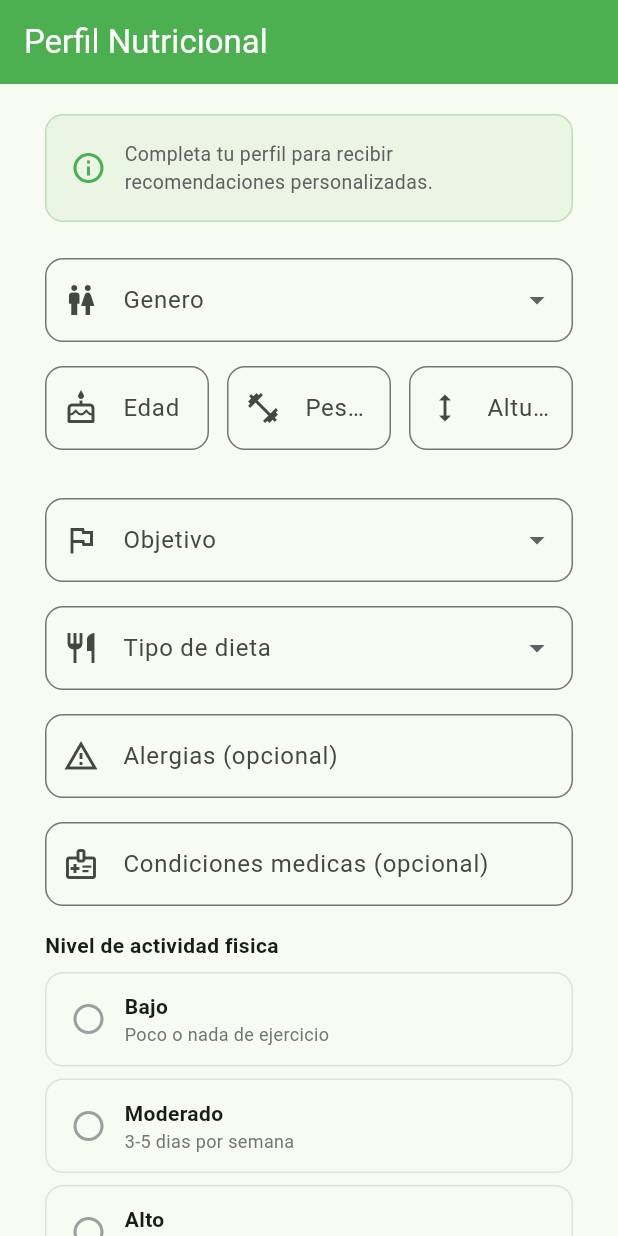
After one commit to Mist-08/NUTRI, a Flutter app: the NutritionalProfileScreen screen opened by its route, on a phone screen of 412 x 824 dp. The commit adds this screen. Run offline on Flutter 3.47's test engine with Material 3 defaults, Android fonts, the phone set to English and light mode, and no system bars; our stand-ins replace shared_preferences; accounts and stored records are empty.

Commit message:
Conexion perfil nutricional con backend -fix token JWT

```diff
--- a/nutricampus_ai/lib/main.dart
+++ b/nutricampus_ai/lib/main.dart
@@ -1,11 +1,15 @@
 import 'package:flutter/material.dart';
+import 'api_service.dart';
 import 'login_screen.dart';
 import 'register_screen.dart';
 import 'home_screen.dart';
+import 'nutritional_profile_screen.dart';
 import 'materias_screen.dart';
 import 'horario_screen.dart';
 
-void main() {
+void main() async {
+  WidgetsFlutterBinding.ensureInitialized();
+  await ApiService.init(); // Carga el token guardado antes de arrancar
   runApp(const MyApp());
 }
 
@@ -26,10 +30,12 @@ class MyApp extends StatelessWidget {
       ),
       initialRoute: '/login',
       routes: {
-        '/login':    (context) => const LoginScreen(),
-        '/register': (context) => const RegisterScreen(),
-        '/home':     (context) => const HomeScreen(),
-        '/materias': (context) => const MateriasScreen(),
+        '/login':        (context) => const LoginScreen(),
+        '/register':     (context) => const RegisterScreen(),
+        '/home':         (context) => const HomeScreen(),
+        '/perfil':       (context) => const NutritionalProfileScreen(),
+        '/perfil_editar':(context) => const NutritionalProfileScreen(isEditing: true),
+        '/materias':     (context) => const MateriasScreen(),
       },
       onGenerateRoute: (settings) {
         if (settings.name == '/horario') {
--- /dev/null
+++ b/nutricampus_ai/lib/nutritional_profile_screen.dart
@@ -0,0 +1,479 @@
+import 'package:flutter/material.dart';
+import 'api_service.dart';
+
+class NutritionalProfileScreen extends StatefulWidget {
+  final bool isEditing;
+
+  const NutritionalProfileScreen({super.key, this.isEditing = false});
+
+  @override
+  State<NutritionalProfileScreen> createState() =>
+      _NutritionalProfileScreenState();
+}
+
+class _NutritionalProfileScreenState extends State<NutritionalProfileScreen> {
+  final _formKey = GlobalKey<FormState>();
+
+  final _ageController = TextEditingController();
+  final _weightController = TextEditingController();
+  final _heightController = TextEditingController();
+  final _alergiasController = TextEditingController();
+  final _condicionesController = TextEditingController();
+
+  String? _selectedGender;
+  String? _selectedGoal;
+  String? _selectedActivity;
+  String? _selectedDiet;
+  bool _isLoading = false;
+
+  final List<String> _genders = ['Masculino', 'Femenino', 'Prefiero no decir'];
+
+  final List<String> _goals = [
+    'Mantener',
+    'Bajar peso',
+    'Subir masa',
+    'Mejorar rendimiento',
+  ];
+
+  final List<String> _diets = [
+    'Sin restricciones',
+    'Vegetariana',
+    'Vegana',
+    'Sin gluten',
+    'Sin lactosa',
+  ];
+
+  final List<Map<String, String>> _activityLevels = [
+    {'value': 'Bajo',     'label': 'Bajo',     'desc': 'Poco o nada de ejercicio'},
+    {'value': 'Moderado', 'label': 'Moderado', 'desc': '3-5 dias por semana'},
+    {'value': 'Alto',     'label': 'Alto',     'desc': '6-7 dias por semana'},
+    {'value': 'Muy alto', 'label': 'Muy alto', 'desc': '2 veces al dia'},
+  ];
+
+  @override
+  void dispose() {
+    _ageController.dispose();
+    _weightController.dispose();
+    _heightController.dispose();
+    _alergiasController.dispose();
+    _condicionesController.dispose();
+    super.dispose();
+  }
+
+  String get _bmiResult {
+    final weight = double.tryParse(_weightController.text);
+    final height = double.tryParse(_heightController.text);
+    if (weight == null || height == null || height == 0) return '--';
+    final heightM = height / 100;
+    final bmi = weight / (heightM * heightM);
+    return bmi.toStringAsFixed(1);
+  }
+
+  String get _bmiCategory {
+    final bmi = double.tryParse(_bmiResult);
+    if (bmi == null) return '';
+    if (bmi < 18.5) return 'Bajo peso';
+    if (bmi < 25.0) return 'Normal';
+    if (bmi < 30.0) return 'Sobrepeso';
+    return 'Obesidad';
+  }
+
+  Color get _bmiColor {
+    final bmi = double.tryParse(_bmiResult);
+    if (bmi == null) return Colors.grey;
+    if (bmi < 18.5) return Colors.blue;
+    if (bmi < 25.0) return Colors.green;
+    if (bmi < 30.0) return Colors.orange;
+    return Colors.red;
+  }
+
+  int _calcularCalorias() {
+    final age = int.tryParse(_ageController.text);
+    final weight = double.tryParse(_weightController.text);
+    final height = double.tryParse(_heightController.text);
+    if (age == null || weight == null || height == null ||
+        _selectedGender == null || _selectedActivity == null) return 0;
+
+    double tmb;
+    if (_selectedGender == 'Masculino') {
+      tmb = 10 * weight + 6.25 * height - 5 * age + 5;
+    } else {
+      tmb = 10 * weight + 6.25 * height - 5 * age - 161;
+    }
+
+    final factores = {'Bajo': 1.2, 'Moderado': 1.55, 'Alto': 1.725, 'Muy alto': 1.9};
+    final factor = factores[_selectedActivity] ?? 1.2;
+    return (tmb * factor).round();
+  }
+
+  void _handleSave() async {
+    if (!_formKey.currentState!.validate()) return;
+    if (_selectedActivity == null) {
+      ScaffoldMessenger.of(context).showSnackBar(
+        const SnackBar(
+            content: Text('Selecciona tu nivel de actividad'),
+            backgroundColor: Colors.red),
+      );
+      return;
+    }
+
+    final token = await ApiService.getToken();
+    print('Token al guardar perfil: $token');
+
+    setState(() => _isLoading = true);
+
+    final result = await ApiService.savePerfil(
+      edad: int.parse(_ageController.text),
+      peso: double.parse(_weightController.text),
+      altura: double.parse(_heightController.text),
+      sexo: _selectedGender!,
+      nivelActividad: _selectedActivity!,
+      objetivo: _selectedGoal!,
+      alergias: _alergiasController.text.trim().isEmpty
+          ? null
+          : _alergiasController.text.trim(),
+      dieta: _selectedDiet,
+      caloriasDiarias: _calcularCalorias(),
+      condicionesMedicas: _condicionesController.text.trim().isEmpty
+          ? null
+          : _condicionesController.text.trim(),
+    );
+
+    setState(() => _isLoading = false);
+
+    if (!mounted) return;
+
+    if (result['success']) {
+      ScaffoldMessenger.of(context).showSnackBar(
+        const SnackBar(
+            content: Text('Perfil guardado correctamente'),
+            backgroundColor: Colors.green),
+      );
+      if (widget.isEditing) {
+        Navigator.pop(context);
+      } else {
+        Navigator.pushReplacementNamed(context, '/home');
+      }
+    } else {
+      ScaffoldMessenger.of(context).showSnackBar(
+        SnackBar(content: Text(result['error']), backgroundColor: Colors.red),
+      );
+    }
+  }
+
+  Widget _activityCard(Map<String, String> level) {
+    final isSelected = _selectedActivity == level['value'];
+    return GestureDetector(
+      onTap: () => setState(() => _selectedActivity = level['value']),
+      child: AnimatedContainer(
+        duration: const Duration(milliseconds: 200),
+        margin: const EdgeInsets.only(bottom: 8),
+        padding: const EdgeInsets.symmetric(horizontal: 16, vertical: 12),
+        decoration: BoxDecoration(
+          color: isSelected ? Colors.green.withOpacity(0.1) : Colors.transparent,
+          border: Border.all(
+            color: isSelected ? Colors.green : Colors.grey.shade300,
+            width: isSelected ? 2 : 1,
+          ),
+          borderRadius: BorderRadius.circular(12),
+        ),
+        child: Row(
+          children: [
+            Icon(
+              isSelected ? Icons.radio_button_checked : Icons.radio_button_off,
+              color: isSelected ? Colors.green : Colors.grey,
+            ),
+            const SizedBox(width: 12),
+            Expanded(
+              child: Column(
+                crossAxisAlignment: CrossAxisAlignment.start,
+                children: [
+                  Text(level['label']!,
+                      style: TextStyle(
+                          fontWeight: FontWeight.bold,
+                          color: isSelected ? Colors.green : null)),
+                  Text(level['desc']!,
+                      style: TextStyle(fontSize: 12, color: Colors.grey[600])),
+                ],
+              ),
+            ),
+          ],
+        ),
+      ),
+    );
+  }
+
+  @override
+  Widget build(BuildContext context) {
+    return Scaffold(
+      appBar: AppBar(
+        title: Text(widget.isEditing ? 'Editar Perfil' : 'Perfil Nutricional'),
+        backgroundColor: Colors.green,
+        foregroundColor: Colors.white,
+        elevation: 0,
+        automaticallyImplyLeading: widget.isEditing,
+      ),
+      body: SingleChildScrollView(
+        padding: const EdgeInsets.symmetric(horizontal: 30, vertical: 20),
+        child: Form(
+          key: _formKey,
+          child: Column(
+            crossAxisAlignment: CrossAxisAlignment.start,
+            children: [
+
+              if (!widget.isEditing) ...[
+                Container(
+                  padding: const EdgeInsets.all(16),
+                  decoration: BoxDecoration(
+                    color: Colors.green.withOpacity(0.08),
+                    borderRadius: BorderRadius.circular(12),
+                    border: Border.all(color: Colors.green.withOpacity(0.3)),
+                  ),
+                  child: Row(
+                    children: [
+                      const Icon(Icons.info_outline, color: Colors.green),
+                      const SizedBox(width: 12),
+                      Expanded(
+                        child: Text(
+                          'Completa tu perfil para recibir recomendaciones personalizadas.',
+                          style: TextStyle(fontSize: 13, color: Colors.grey[700]),
+                        ),
+                      ),
+                    ],
+                  ),
+                ),
+                const SizedBox(height: 24),
+              ],
+
+              DropdownButtonFormField<String>(
+                value: _selectedGender,
+                decoration: InputDecoration(
+                  labelText: 'Genero',
+                  prefixIcon: const Icon(Icons.wc_outlined),
+                  border: OutlineInputBorder(borderRadius: BorderRadius.circular(12)),
+                ),
+                items: _genders
+                    .map((g) => DropdownMenuItem(value: g, child: Text(g)))
+                    .toList(),
+                onChanged: (v) => setState(() => _selectedGender = v),
+                validator: (v) => v == null ? 'Selecciona un genero' : null,
+              ),
+              const SizedBox(height: 16),
+
+              Row(
+                children: [
+                  Expanded(
+                    child: TextFormField(
+                      controller: _ageController,
+                      keyboardType: TextInputType.number,
+                      onChanged: (_) => setState(() {}),
+                      decoration: InputDecoration(
+                        labelText: 'Edad',
+                        prefixIcon: const Icon(Icons.cake_outlined),
+                        border: OutlineInputBorder(
+                            borderRadius: BorderRadius.circular(12)),
+                      ),
+                      validator: (v) {
+                        final age = int.tryParse(v ?? '');
+                        if (age == null || age < 10 || age > 100) return 'Invalida';
+                        return null;
+                      },
+                    ),
+                  ),
+                  const SizedBox(width: 12),
+                  Expanded(
+                    child: TextFormField(
+                      controller: _weightController,
+                      keyboardType:
+                          const TextInputType.numberWithOptions(decimal: true),
+                      onChanged: (_) => setState(() {}),
+                      decoration: InputDecoration(
+                        labelText: 'Peso (kg)',
+                        prefixIcon: const Icon(Icons.fitness_center),
+                        border: OutlineInputBorder(
+                            borderRadius: BorderRadius.circular(12)),
+                      ),
+                      validator: (v) {
+                        final w = double.tryParse(v ?? '');
+                        if (w == null || w < 20 || w > 300) return 'Invalido';
+                        return null;
+                      },
+                    ),
+                  ),
+                  const SizedBox(width: 12),
+                  Expanded(
+                    child: TextFormField(
+                      controller: _heightController,
+                      keyboardType: TextInputType.number,
+                      onChanged: (_) => setState(() {}),
+                      decoration: InputDecoration(
+                        labelText: 'Altura (cm)',
+                        prefixIcon: const Icon(Icons.height),
+                        border: OutlineInputBorder(
+                            borderRadius: BorderRadius.circular(12)),
+                      ),
+                      validator: (v) {
+                        final h = double.tryParse(v ?? '');
+                        if (h == null || h < 100 || h > 250) return 'Invalida';
+                        return null;
+                      },
+                    ),
+                  ),
+                ],
+              ),
+              const SizedBox(height: 16),
+
+              if (_bmiResult != '--')
+                Container(
+                  padding: const EdgeInsets.symmetric(horizontal: 20, vertical: 12),
+                  decoration: BoxDecoration(
+                    color: _bmiColor.withOpacity(0.1),
+                    borderRadius: BorderRadius.circular(12),
+                    border: Border.all(color: _bmiColor.withOpacity(0.4)),
+                  ),
+                  child: Row(
+                    mainAxisAlignment: MainAxisAlignment.center,
+                    children: [
+                      Icon(Icons.monitor_weight_outlined, color: _bmiColor),
+                      const SizedBox(width: 8),
+                      Text('IMC: ', style: TextStyle(color: Colors.grey[700])),
+                      Text(_bmiResult,
+                          style: TextStyle(
+                              fontSize: 20,
+                              fontWeight: FontWeight.bold,
+                              color: _bmiColor)),
+                      const SizedBox(width: 8),
+                      Container(
+                        padding: const EdgeInsets.symmetric(horizontal: 10, vertical: 4),
+                        decoration: BoxDecoration(
+                            color: _bmiColor,
+                            borderRadius: BorderRadius.circular(20)),
+                        child: Text(_bmiCategory,
+                            style: const TextStyle(
+                                color: Colors.white,
+                                fontSize: 12,
+                                fontWeight: FontWeight.bold)),
+                      ),
+                    ],
+                  ),
+                ),
+              const SizedBox(height: 16),
+
+              DropdownButtonFormField<String>(
+                value: _selectedGoal,
+                decoration: InputDecoration(
+                  labelText: 'Objetivo',
+                  prefixIcon: const Icon(Icons.flag_outlined),
+                  border: OutlineInputBorder(borderRadius: BorderRadius.circular(12)),
+                ),
+                items: _goals
+                    .map((g) => DropdownMenuItem(value: g, child: Text(g)))
+                    .toList(),
+                onChanged: (v) => setState(() => _selectedGoal = v),
+                validator: (v) => v == null ? 'Selecciona un objetivo' : null,
+              ),
+              const SizedBox(height: 16),
+
+              DropdownButtonFormField<String>(
+                value: _selectedDiet,
+                decoration: InputDecoration(
+                  labelText: 'Tipo de dieta',
+                  prefixIcon: const Icon(Icons.restaurant_outlined),
+                  border: OutlineInputBorder(borderRadius: BorderRadius.circular(12)),
+                ),
+                items: _diets
+                    .map((d) => DropdownMenuItem(value: d, child: Text(d)))
+                    .toList(),
+                onChanged: (v) => setState(() => _selectedDiet = v),
+                validator: (v) => v == null ? 'Selecciona un tipo de dieta' : null,
+              ),
+              const SizedBox(height: 16),
+
+              TextFormField(
+                controller: _alergiasController,
+                decoration: InputDecoration(
+                  labelText: 'Alergias (opcional)',
+                  hintText: 'Ej: mani, mariscos, huevo',
+                  prefixIcon: const Icon(Icons.warning_amber_outlined),
+                  border: OutlineInputBorder(borderRadius: BorderRadius.circular(12)),
+                ),
+              ),
+              const SizedBox(height: 16),
+
+              TextFormField(
+                controller: _condicionesController,
+                decoration: InputDecoration(
+                  labelText: 'Condiciones medicas (opcional)',
+                  hintText: 'Ej: diabetes, hipertension',
+                  prefixIcon: const Icon(Icons.medical_information_outlined),
+                  border: OutlineInputBorder(borderRadius: BorderRadius.circular(12)),
+                ),
+              ),
+              const SizedBox(height: 16),
+
+              const Text('Nivel de actividad fisica',
+                  style: TextStyle(fontWeight: FontWeight.w600, fontSize: 14)),
+              const SizedBox(height: 8),
+              ..._activityLevels.map(_activityCard),
+
+              if (_calcularCalorias() > 0)
+                Padding(
+                  padding: const EdgeInsets.only(top: 8, bottom: 8),
+                  child: Container(
+                    padding: const EdgeInsets.symmetric(horizontal: 20, vertical: 12),
+                    decoration: BoxDecoration(
+                      color: Colors.green.withOpacity(0.08),
+                      borderRadius: BorderRadius.circular(12),
+                      border: Border.all(color: Colors.green.withOpacity(0.3)),
+                    ),
+                    child: Row(
+                      mainAxisAlignment: MainAxisAlignment.center,
+                      children: [
+                        const Icon(Icons.local_fire_department_outlined, color: Colors.green),
+                        const SizedBox(width: 8),
+                        Text('Calorias diarias estimadas: ',
+                            style: TextStyle(color: Colors.grey[700])),
+                        Text('${_calcularCalorias()} kcal',
+                            style: const TextStyle(
+                                fontSize: 18,
+                                fontWeight: FontWeight.bold,
+                                color: Colors.green)),
+                      ],
+                    ),
+                  ),
+                ),
+              const SizedBox(height: 24),
+
+              SizedBox(
+                width: double.infinity,
+                height: 50,
+                child: ElevatedButton(
+                  style: ElevatedButton.styleFrom(
+                    backgroundColor: Colors.green,
+                    foregroundColor: Colors.white,
+                    shape: RoundedRectangleBorder(
+                        borderRadius: BorderRadius.circular(12)),
+                  ),
+                  onPressed: _isLoading ? null : _handleSave,
+                  child: _isLoading
+                      ? const SizedBox(
+                          width: 24,
+                          height: 24,
+                          child: CircularProgressIndicator(
+                              color: Colors.white, strokeWidth: 2.5),
+                        )
+                      : Text(
+                          widget.isEditing
+                              ? 'Actualizar Perfil'
+                              : 'Guardar y Continuar',
+                          style: const TextStyle(fontSize: 18)),
+                ),
+              ),
+              const SizedBox(height: 20),
+            ],
+          ),
+        ),
+      ),
+    );
+  }
+}
--- a/nutricampus_ai/pubspec.yaml
+++ b/nutricampus_ai/pubspec.yaml
@@ -35,6 +35,7 @@ dependencies:
   cupertino_icons: ^1.0.8
 
   http: ^1.2.0
+  shared_preferences: ^2.2.2
 
 
 dev_dependencies:
```
Also changed, not shown: nutricampus_ai/lib/api_service.dart (+43 -28 lines), nutricampus_ai/lib/register_screen.dart (+18 -16 lines), nutricampus_ai/pubspec.lock, 4 other files.
